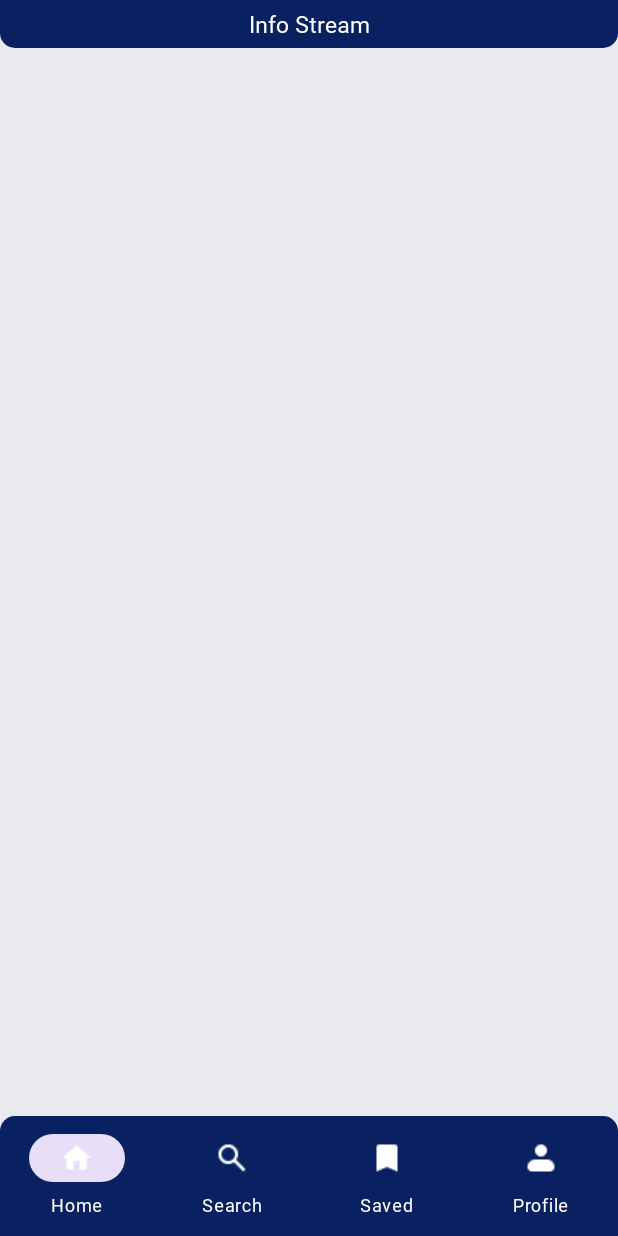
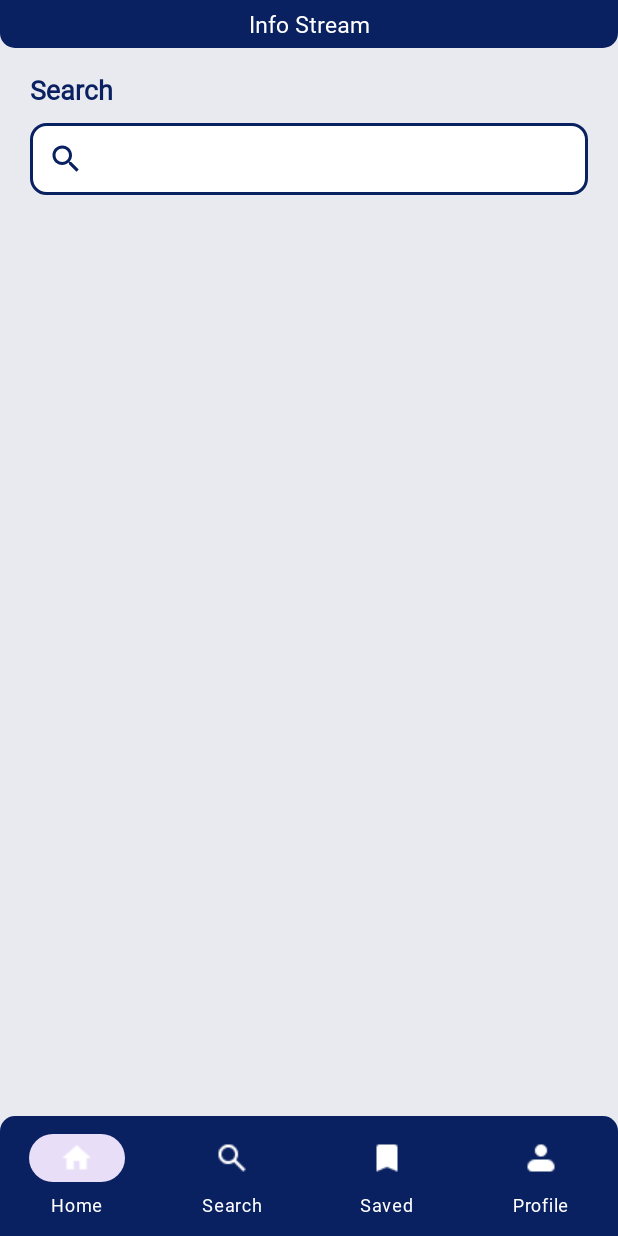
Before and after one commit to Android-Final-Project/android_news_app, an Android app: the SearchActivity screen opened directly, with no data from a screen before it, on a phone screen of 412 x 824 dp. Run offline under Robolectric (Android 15) with nearby library versions, the phone set to English and light mode, and no system bars.

Commit message:
Last update

```diff
--- a/MyApplication/app/src/main/java/com/example/myapplication/SearchActivity.java
+++ b/MyApplication/app/src/main/java/com/example/myapplication/SearchActivity.java
@@ -1,14 +1,45 @@
 package com.example.myapplication;
 
 import androidx.appcompat.app.AppCompatActivity;
+import androidx.appcompat.widget.SearchView;
+import androidx.core.content.ContextCompat;
+import androidx.core.graphics.drawable.DrawableCompat;
 
+import android.graphics.drawable.Drawable;
 import android.os.Bundle;
+import android.widget.ImageView;
 
 public class SearchActivity extends AppCompatActivity {
+
+    SearchView searchView;
 
     @Override
     protected void onCreate(Bundle savedInstanceState) {
         super.onCreate(savedInstanceState);
         setContentView(R.layout.activity_search);
+
+        searchView = findViewById(R.id.search_view);
+        ImageView searchIcon = (ImageView) searchView.findViewById(androidx.appcompat.R.id.search_button);
+        if (searchIcon != null) {
+            Drawable wrappedDrawable = DrawableCompat.wrap(searchIcon.getDrawable());
+            DrawableCompat.setTint(wrappedDrawable, ContextCompat.getColor(this, R.color.navy_blue));
+            searchIcon.setImageDrawable(wrappedDrawable);
+        }
+
+        searchView.setOnQueryTextListener(new SearchView.OnQueryTextListener() {
+            @Override
+            public boolean onQueryTextSubmit(String query) {
+
+                return false;
+            }
+
+            @Override
+            public boolean onQueryTextChange(String newText) {
+                return false;
+            }
+        });
     }
+
+
+
 }
--- /dev/null
+++ b/MyApplication/app/src/main/res/drawable/search_view_border.xml
@@ -0,0 +1,5 @@
+<shape xmlns:android="http://schemas.android.com/apk/res/android">
+    <solid android:color="@android:color/white" />
+    <stroke android:width="2dp" android:color="@color/navy_blue" />
+    <corners android:radius="10dp"/>
+</shape>
--- a/MyApplication/app/src/main/res/layout/activity_search.xml
+++ b/MyApplication/app/src/main/res/layout/activity_search.xml
@@ -17,6 +17,37 @@
         android:paddingTop="5dp"
         android:paddingBottom="5dp"/>
 
+    <TextView
+        android:id="@+id/search_title"
+        android:layout_width="match_parent"
+        android:layout_height="wrap_content"
+        android:text="Search"
+        android:textSize="18sp"
+        android:layout_below="@id/app_title"
+        android:layout_marginTop="15dp"
+        android:layout_marginStart="20dp"
+        android:textColor="@color/navy_blue"
+        android:textStyle="bold"/>
+
+    <androidx.appcompat.widget.SearchView
+        android:id="@+id/search_view"
+        android:layout_width="match_parent"
+        android:layout_height="wrap_content"
+        android:layout_marginTop="10dp"
+        android:layout_marginBottom="10dp"
+        android:layout_marginStart="20dp"
+        android:layout_marginEnd="20dp"
+        android:background="@drawable/search_view_border"
+        app:queryHint="Search news"
+        android:layout_below="@id/search_title"/>
+
+
+    <androidx.recyclerview.widget.RecyclerView
+        android:id="@+id/news_recycler_view"
+        android:layout_width="match_parent"
+        android:layout_height="match_parent"
+        android:layout_below="@id/search_view" />
+
     <com.google.android.material.bottomnavigation.BottomNavigationView
         android:id="@+id/bottom_navigation_saved"
         android:layout_width="match_parent"
@@ -27,5 +58,4 @@
         app:menu="@menu/bottom_navigation_menu"
         app:labelVisibilityMode="labeled"
         android:layout_alignParentBottom="true"/>
-
 </RelativeLayout>
```
